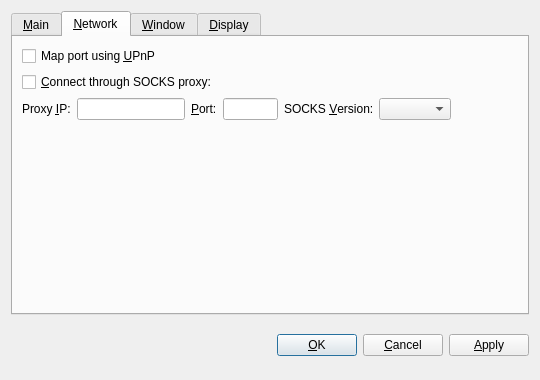
This is src/qt/forms/optionsdialog.ui in ofeefee/fluttercoin as Qt 5 draws it before an edit. The edited form follows.
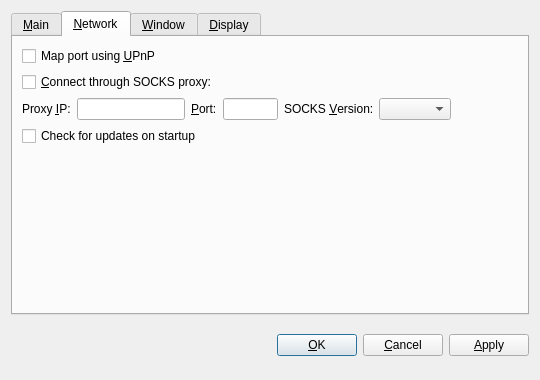
This is the edited form. The open tabs and pages were chosen to show the change. Custom widgets are drawn as their Qt base class.

Commit message: Added a checkbox for checking online updates

The edit to the form file:
```diff
--- a/src/qt/forms/optionsdialog.ui
+++ b/src/qt/forms/optionsdialog.ui
@@ -225,6 +225,13 @@
          </item>
         </layout>
        </item>
+       <item>
+        <widget class="QCheckBox" name="checkOnlineUpdate">
+         <property name="text">
+          <string>Check for updates on startup</string>
+         </property>
+        </widget>
+       </item>
        <item>
         <spacer name="verticalSpacer_Network">
          <property name="orientation">
```
Left out of the diff: 2 changed lines with no effect on the pictures.
